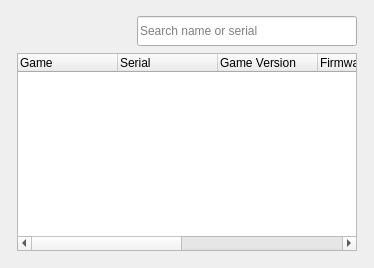
Coder787-source/KytyPlus, file src/launcher/forms/configuration_list_widget.ui: the form before one commit.
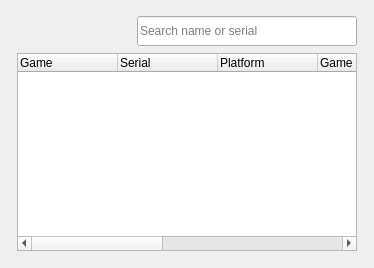
The form after the commit. Custom widgets are drawn as their Qt base class.

Patch:
```diff
--- a/src/launcher/forms/configuration_list_widget.ui
+++ b/src/launcher/forms/configuration_list_widget.ui
@@ -183,6 +183,11 @@
            <string>Serial</string>
           </property>
          </column>
+         <column>
+          <property name="text">
+           <string>Platform</string>
+          </property>
+         </column>
          <column>
           <property name="text">
            <string>Game Version</string>
```
